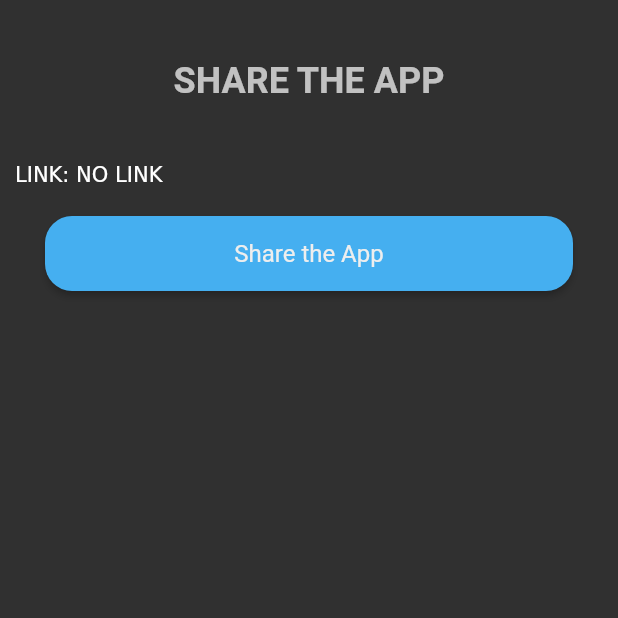
After one commit to dominguez-aureax/aureax-app, a Flutter app: the Share screen opened by its route, on a phone screen of 412 x 824 dp, the top half of it. The commit adds this screen. Run offline on Flutter 3.47's test engine with Material 2 defaults, Android fonts, the light colour scheme and no system bars; our stand-ins replace cloud_firestore, firebase_auth, firebase_core, firebase_dynamic_links, google_fonts; missing offline and left inert: sign_button; accounts and stored records are empty; network calls fail.

Commit message:
- #12: organize screens

```diff
--- a/lib/screens/Panel.dart
+++ b/lib/screens/Panel.dart
@@ -1,10 +1,10 @@
-import 'package:aureax_app/src/authentication.dart';
 import 'package:flutter/gestures.dart';
 import 'package:flutter/material.dart';
 import 'package:provider/provider.dart';
 import 'package:url_launcher/url_launcher.dart';
 
 import '../widget/button.dart';
+import '../src/authentication.dart';
 
 class Panel extends StatefulWidget {
   Panel({Key? key}) : super(key: key);
@@ -72,7 +72,7 @@ class _PanelState extends State<Panel> {
                     children: [
                       Text(
                           'USER: ${context.read<AuthenticationService>().getUser()}'),
-                      buildLink(context),
+                      // buildLink(context),
                     ],
                   ),
                 ),
@@ -88,6 +88,13 @@ class _PanelState extends State<Panel> {
                             },
                             child: Text('Log Out'),
                             context: context),
+                        createButton(
+                            onPressed: () {
+                              debugPrint('TRAVELING TO SHARE SCREEEN');
+                              Navigator.pushNamed(context, '/share');
+                            },
+                            child: Text('Share'),
+                            context: context),
                       ],
                     ))
               ],
--- /dev/null
+++ b/lib/screens/share.dart
@@ -0,0 +1,116 @@
+import 'package:flutter/gestures.dart';
+import 'package:flutter/material.dart';
+import 'package:provider/provider.dart';
+import 'package:url_launcher/url_launcher.dart';
+
+import '../widget/button.dart';
+import '../src/authentication.dart';
+
+class Share extends StatefulWidget {
+  Share({Key? key}) : super(key: key);
+
+  @override
+  _ShareState createState() => _ShareState();
+}
+
+class _ShareState extends State<Share> {
+  final scaffoldKey = GlobalKey<ScaffoldState>();
+
+  @override
+  void initState() {
+    super.initState();
+  }
+
+  Widget buildTitle(BuildContext context) {
+    return Padding(
+      padding: EdgeInsets.fromLTRB(0, 40, 0, 0),
+      child: Row(
+        mainAxisSize: MainAxisSize.max,
+        mainAxisAlignment: MainAxisAlignment.center,
+        children: [
+          Padding(
+            padding: EdgeInsets.fromLTRB(0, 0, 0, 40),
+            child: Text(
+              'SHARE THE APP',
+              style: Theme.of(context).textTheme.headline1,
+            ),
+          )
+        ],
+      ),
+    );
+  }
+
+  Widget buildLink(BuildContext context) {
+    var uri = context.read<AuthenticationService>().linkMessage;
+    return RichText(
+      text: TextSpan(
+          text: 'LINK: $uri',
+          recognizer: TapGestureRecognizer()
+            ..onTap = () {
+              debugPrint('CLICKED LINK...');
+              launch('$uri');
+            }),
+    );
+  }
+
+  Widget buildShareButton(BuildContext context) {
+    var button = createButton(
+        onPressed: () {
+          debugPrint('TODO: HAVE A SHAREABLE LINK FOR EMAIL/SOCIAL MEDIA');
+        },
+        child: Text('Share the App'),
+        context: context);
+    return Padding(
+      padding: EdgeInsets.fromLTRB(20, 20, 20, 20),
+      child: button,
+    );
+  }
+
+  Widget BuildCopyButton(BuildContext context) {
+    var button = createButton(
+        onPressed: () {
+          debugPrint('TODO: COPY TO CLIPBOARD');
+        },
+        child: Text('Share the App'),
+        context: context);
+
+    return Padding(
+      padding: EdgeInsets.fromLTRB(20, 20, 20, 20),
+      child: button,
+    );
+  }
+
+  @override
+  Widget build(BuildContext context) {
+    return Scaffold(
+      key: scaffoldKey,
+      body: Container(
+        width: double.infinity,
+        height: double.infinity,
+        child: Column(
+          mainAxisSize: MainAxisSize.max,
+          mainAxisAlignment: MainAxisAlignment.start,
+          crossAxisAlignment: CrossAxisAlignment.start,
+          children: [
+            GestureDetector(
+                onTap: () {
+                  debugPrint('popping');
+                  Navigator.pop(context);
+                },
+                child: buildTitle(context)),
+            Padding(
+                padding: EdgeInsets.fromLTRB(10, 0, 10, 0),
+                child: Column(
+                  mainAxisSize: MainAxisSize.max,
+                  crossAxisAlignment: CrossAxisAlignment.start,
+                  children: [
+                    buildLink(context),
+                    buildShareButton(context),
+                  ],
+                ))
+          ],
+        ),
+      ),
+    );
+  }
+}
--- a/lib/src/authentication.dart
+++ b/lib/src/authentication.dart
@@ -9,6 +9,7 @@ import '../screens/login.dart';
 import '../screens/panel.dart';
 import '../screens/sign_up.dart';
 import '../screens/referral.dart';
+import '../screens/share.dart';
 
 import './database.dart';
 
@@ -35,6 +36,7 @@ class Authentication extends StatelessWidget {
             '/panel': (context) => Panel(),
             '/signup': (context) => SignUp(),
             '/referral': (context) => Referral(),
+            '/share': (context) => Share(),
           },
           theme: ThemeData(
               brightness: Brightness.dark,
```
